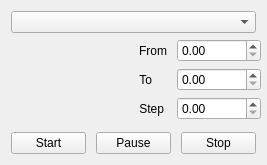
Above: Widgets/plotcontrolwidget.ui from elgris/TestTask before the change. Below: the same form after it.
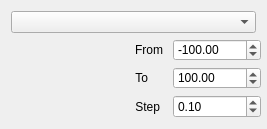
That is the form after the change.

```diff
--- a/Widgets/plotcontrolwidget.ui
+++ b/Widgets/plotcontrolwidget.ui
@@ -7,19 +7,19 @@
     <x>0</x>
     <y>0</y>
     <width>267</width>
-    <height>165</height>
+    <height>129</height>
    </rect>
   </property>
   <property name="minimumSize">
    <size>
     <width>267</width>
-    <height>165</height>
+    <height>129</height>
    </size>
   </property>
   <property name="maximumSize">
    <size>
     <width>267</width>
-    <height>165</height>
+    <height>129</height>
    </size>
   </property>
   <property name="windowTitle">
@@ -101,12 +101,18 @@
              <verstretch>0</verstretch>
             </sizepolicy>
            </property>
+           <property name="minimum">
+            <double>-999999.000000000000000</double>
+           </property>
            <property name="maximum">
             <double>9999999.000000000000000</double>
            </property>
            <property name="singleStep">
             <double>0.100000000000000</double>
            </property>
+           <property name="value">
+            <double>-100.000000000000000</double>
+           </property>
           </widget>
          </item>
          <item row="1" column="0">
@@ -133,12 +139,18 @@
              <verstretch>0</verstretch>
             </sizepolicy>
            </property>
+           <property name="minimum">
+            <double>-999999.000000000000000</double>
+           </property>
            <property name="maximum">
             <double>9999999.000000000000000</double>
            </property>
            <property name="singleStep">
             <double>0.100000000000000</double>
            </property>
+           <property name="value">
+            <double>100.000000000000000</double>
+           </property>
           </widget>
          </item>
          <item row="2" column="0">
@@ -162,62 +174,24 @@
              <verstretch>0</verstretch>
             </sizepolicy>
            </property>
+           <property name="minimum">
+            <double>-999999.000000000000000</double>
+           </property>
            <property name="maximum">
             <double>9999999.000000000000000</double>
            </property>
            <property name="singleStep">
             <double>0.100000000000000</double>
            </property>
+           <property name="value">
+            <double>0.100000000000000</double>
+           </property>
           </widget>
          </item>
         </layout>
        </item>
       </layout>
      </item>
-     <item>
-      <spacer name="verticalSpacer">
-       <property name="orientation">
-        <enum>Qt::Vertical</enum>
-       </property>
-       <property name="sizeHint" stdset="0">
-        <size>
-         <width>20</width>
-         <height>40</height>
-        </size>
-       </property>
-      </spacer>
-     </item>
-     <item>
-      <layout class="QHBoxLayout" name="horizontalLayout">
-       <property name="spacing">
-        <number>10</number>
-       </property>
-       <property name="sizeConstraint">
-        <enum>QLayout::SetMinimumSize</enum>
-       </property>
-       <item>
-        <widget class="QPushButton" name="startButton">
-         <property name="text">
-          <string>Start</string>
-         </property>
-        </widget>
-       </item>
-       <item>
-        <widget class="QPushButton" name="pauseButton">
-         <property name="text">
-          <string>Pause</string>
-         </property>
-        </widget>
-       </item>
-       <item>
-        <widget class="QPushButton" name="stopButton">
-         <property name="text">
-          <string>Stop</string>
-         </property>
-        </widget>
-       </item>
-      </layout>
-     </item>
     </layout>
    </item>
   </layout>
```
Left out of the diff: 3 changed lines with no effect on the pictures.
